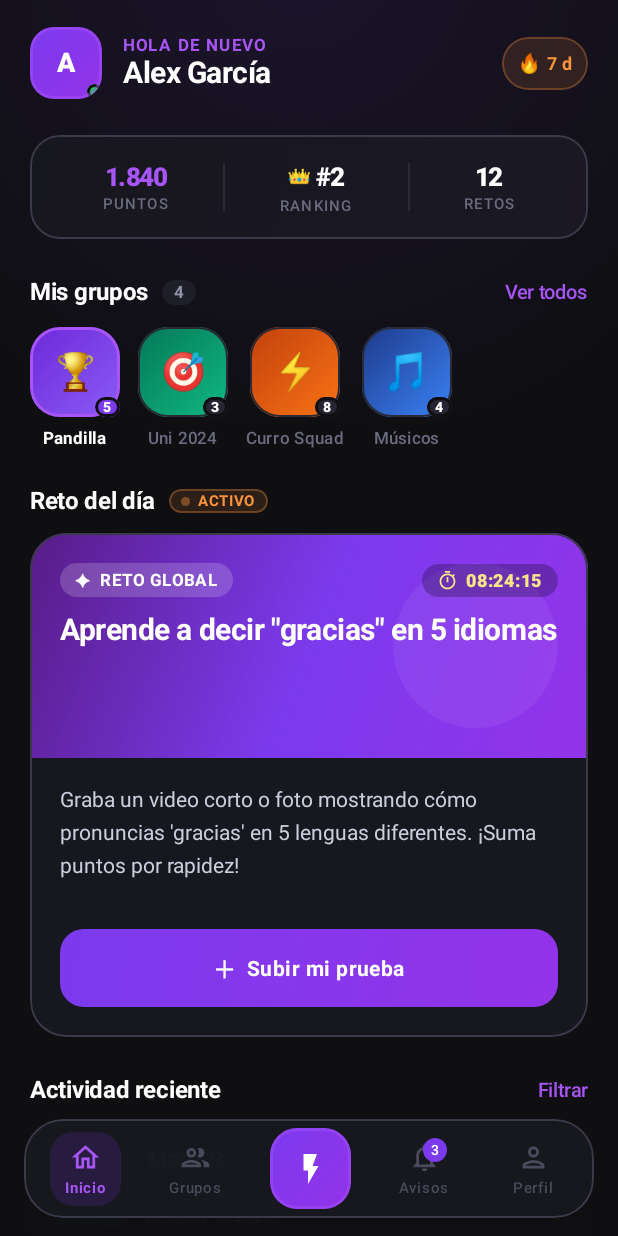
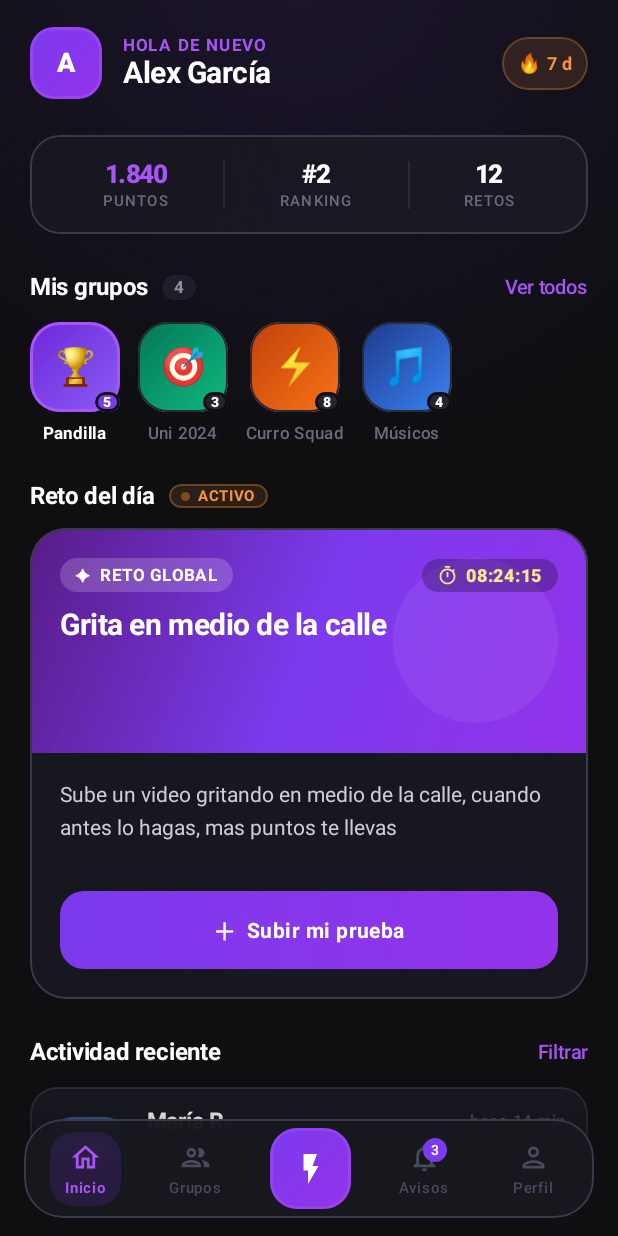
Before and after one commit to conor0mcgregor/Kadai, an Android app built with Jetpack Compose: the @Preview function HomeScreenPreview, on a phone screen of 412 x 824 dp. Run offline under Robolectric (Android 15) with nearby library versions, the phone set to English and light mode, and no system bars.

Commit message:
cambios sutiles

```diff
--- a/app/src/main/java/com/example/kadai/ui/screens/home/HomeScreen.kt
+++ b/app/src/main/java/com/example/kadai/ui/screens/home/HomeScreen.kt
@@ -280,8 +280,8 @@ fun HomeScreen(
                 }
                 Spacer(modifier = Modifier.height(12.dp))
                 ModernDailyChallengeCard(
-                    title = "Aprende a decir \"gracias\" en 5 idiomas",
-                    description = "Graba un video corto o foto mostrando cómo pronuncias 'gracias' en 5 lenguas diferentes. ¡Suma puntos por rapidez!",
+                    title = "Grita en medio de la calle",
+                    description = "Sube un video gritando en medio de la calle, cuando antes lo hagas, mas puntos te llevas",
                     timeRemaining = "08:24:15",
                     participantsText = "4 de 5 han participado",
                     onChallengeClick = onChallengeClick,
@@ -385,15 +385,6 @@ private fun ModernHomeHeader(
                     color = Color.White
                 )
 
-                // Indicador de conexión en vivo
-                Box(
-                    modifier = Modifier
-                        .size(10.dp)
-                        .clip(CircleShape)
-                        .background(Success)
-                        .border(1.5.dp, Background, CircleShape)
-                        .align(Alignment.BottomEnd)
-                )
             }
 
             Column {
@@ -506,10 +497,7 @@ private fun ModernStatCol(
         horizontalAlignment = Alignment.CenterHorizontally,
         verticalArrangement = Arrangement.spacedBy(2.dp)
     ) {
-        Row(verticalAlignment = Alignment.CenterVertically) {
-            if (iconPrefix.isNotEmpty()) {
-                Text(text = iconPrefix, fontSize = 13.sp)
-            }
+
         Text(
             text = value,
             style = MaterialTheme.typography.headlineSmall.copy(
@@ -518,7 +506,6 @@ private fun ModernStatCol(
             ),
             color = valueColor
         )
-        }
         Text(
             text = label,
             style = MaterialTheme.typography.labelSmall.copy(
```
Also changed, not shown: 1 other file. Lines whose indentation alone changed are shown as unchanged.
